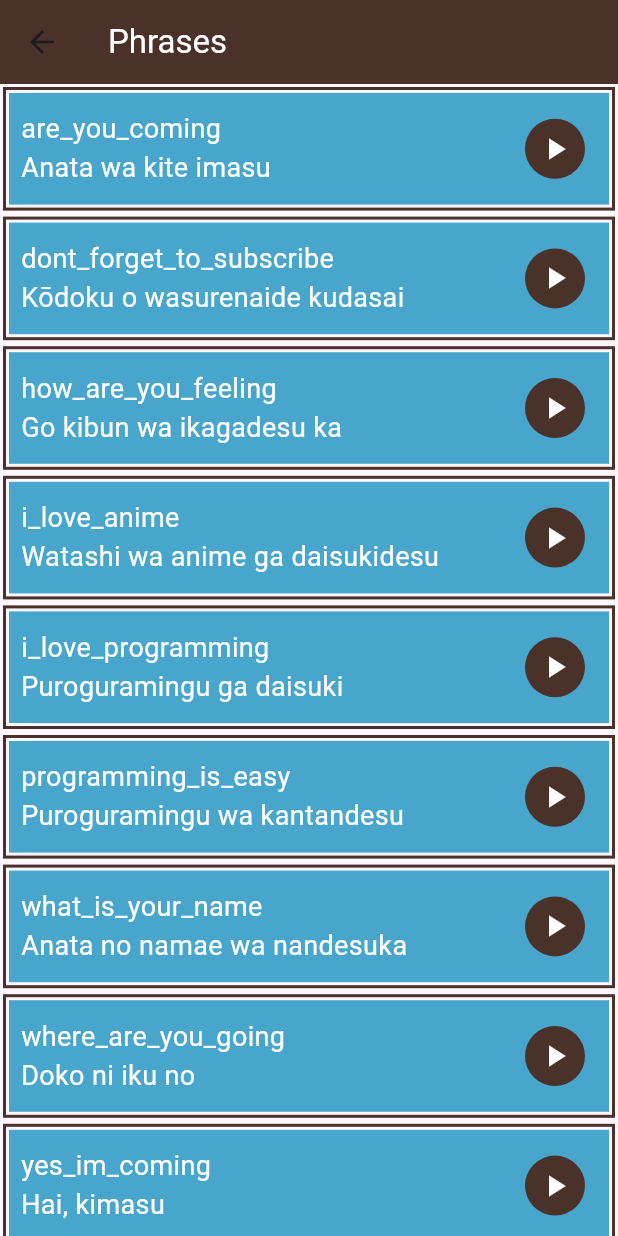
After one commit to wael-saif23/language-app2, a Flutter app: the screen it shows after launch, after a tap on "Phrases", on a phone screen of 412 x 824 dp. The commit adds this screen. Run offline on Flutter 3.47's test engine with Material 3 defaults, Android fonts, the phone set to English and light mode, and no system bars; our stand-ins replace audioplayers.

Commit message:
phrases and refactor and finsh app

```diff
--- /dev/null
+++ b/lib/componants/phrases_componants.dart
@@ -0,0 +1,39 @@
+import 'package:flutter/material.dart';
+
+import 'package:language_app/componants/text_sound_item.dart';
+import 'package:language_app/models/item_model.dart';
+
+class PhrasesComponants extends StatelessWidget {
+  const PhrasesComponants({
+    super.key,
+    required this.item,
+    required this.color,
+  });
+  final ItemsModle item;
+  final Color color;
+
+  @override
+  Widget build(BuildContext context) {
+    return Padding(
+      padding: const EdgeInsets.all(2.0),
+      child: Container(
+        decoration: BoxDecoration(
+          border: Border.all(
+            width: 2,
+            color: const Color(0xff4A322B),
+          ),
+        ),
+        height: MediaQuery.of(context).size.height * .1,
+        width: double.infinity,
+        child: Row(
+          children: [
+            TextAndSoundItem(
+              item: item,
+              color: color,
+            ),
+          ],
+        ),
+      ),
+    );
+  }
+}
--- a/lib/screens/Home.dart
+++ b/lib/screens/Home.dart
@@ -1,6 +1,7 @@
 import 'package:flutter/material.dart';
 import 'package:language_app/componants/gatagory.dart';
 import 'package:language_app/screens/numbers.dart';
+import 'package:language_app/screens/phrases.dart';
 
 class HomePage extends StatelessWidget {
   const HomePage({super.key});
@@ -13,10 +14,19 @@ class HomePage extends StatelessWidget {
         title: const Text("Language App"),
         backgroundColor: const Color(0xff4A322B),
       ),
-      body: const Gatagory(
-        nameOfGatagory: 'Members',
-        pageRuteName: NumbersPage(),
-        color: Color(0xffFA9532),
+      body: const Column(
+        children: [
+          Gatagory(
+            nameOfGatagory: 'Members',
+            pageRuteName: NumbersPage(),
+            color: Color(0xffFA9532),
+          ),
+          Gatagory(
+            nameOfGatagory: 'Phrases',
+            pageRuteName: PhrasesPage(),
+            color: Color(0xff48A5CC),
+          ),
+        ],
       ),
     );
   }
--- a/lib/screens/numbers.dart
+++ b/lib/screens/numbers.dart
@@ -4,7 +4,7 @@ import 'package:language_app/models/item_model.dart';
 
 class NumbersPage extends StatelessWidget {
   const NumbersPage({super.key});
-  final List<ItemsModle> numbers = const [
+  final List<ItemsModle> items = const [
     ItemsModle(
       imagePath: "assets/images/numbers/number_one.png",
       engWard: "One",
@@ -77,10 +77,10 @@ class NumbersPage extends StatelessWidget {
           backgroundColor: const Color(0xff4A322B),
         ),
         body: ListView.builder(
-            itemCount: numbers.length,
+            itemCount: items.length,
             itemBuilder: (BuildContext context, index) {
               return ItemComponants(
-                item: numbers[index],
+                item: items[index],
                 color: const Color(0xffFA9532),
               );
             }));
--- /dev/null
+++ b/lib/screens/phrases.dart
@@ -0,0 +1,75 @@
+import 'package:flutter/material.dart';
+
+import 'package:language_app/componants/phrases_componants.dart';
+import 'package:language_app/models/item_model.dart';
+
+class PhrasesPage extends StatelessWidget {
+  const PhrasesPage({super.key});
+  final List<ItemsModle> items = const [
+    ItemsModle(
+      engWard: "are_you_coming",
+      japWard: "Anata wa kite imasu",
+      soundPath: "sounds/phrases/are_you_coming.wav",
+    ),
+    ItemsModle(
+      engWard: "dont_forget_to_subscribe",
+      japWard: "Kōdoku o wasurenaide kudasai",
+      soundPath: "sounds/phrases/dont_forget_to_subscribe.wav",
+    ),
+    ItemsModle(
+      engWard: "how_are_you_feeling",
+      japWard: "Go kibun wa ikagadesu ka",
+      soundPath: "sounds/phrases/how_are_you_feeling.wav",
+    ),
+    ItemsModle(
+      engWard: "i_love_anime",
+      japWard: "Watashi wa anime ga daisukidesu",
+      soundPath: "sounds/phrases/i_love_anime.wav",
+    ),
+    ItemsModle(
+      engWard: "i_love_programming",
+      japWard: "Puroguramingu ga daisuki",
+      soundPath: "sounds/phrases/i_love_programming.wav",
+    ),
+    ItemsModle(
+      engWard: "programming_is_easy",
+      japWard: "Puroguramingu wa kantandesu",
+      soundPath: "sounds/phrases/programming_is_easy.wav",
+    ),
+    ItemsModle(
+      engWard: "what_is_your_name",
+      japWard: "Anata no namae wa nandesuka",
+      soundPath: "sounds/phrases/what_is_your_name.wav",
+    ),
+    ItemsModle(
+      engWard: "where_are_you_going",
+      japWard: "Doko ni iku no",
+      soundPath: "sounds/phrases/where_are_you_going.wav",
+    ),
+    ItemsModle(
+      engWard: "yes_im_coming",
+      japWard: "Hai, kimasu",
+      soundPath: "sounds/phrases/yes_im_coming.wav",
+    ),
+  ];
+
+  @override
+  Widget build(BuildContext context) {
+    return Scaffold(
+        appBar: AppBar(
+          title: const Text(
+            "Phrases",
+            style: TextStyle(color: Colors.white),
+          ),
+          backgroundColor: const Color(0xff4A322B),
+        ),
+        body: ListView.builder(
+            itemCount: items.length,
+            itemBuilder: (BuildContext context, index) {
+              return PhrasesComponants(
+                item: items[index],
+                color: const Color(0xff48A5CC),
+              );
+            }));
+  }
+}
```
